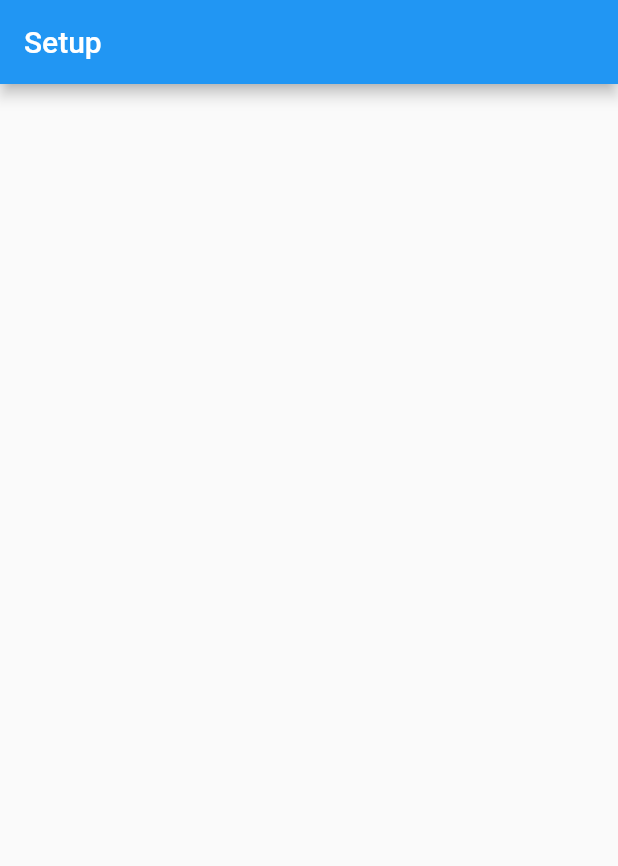
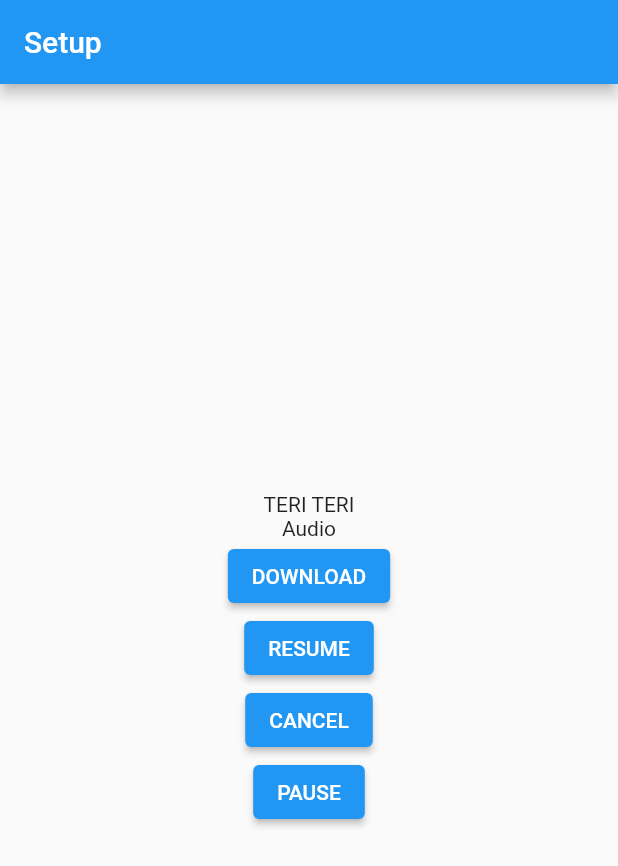
Before and after one commit to darkhorrow/ourtube, a Flutter app: the screen it shows after launch, on a phone screen of 412 x 824 dp. Shown: the top 866 px of the screen. Run offline on Flutter 3.47's test engine with Material 2 defaults, Android fonts, the light colour scheme and no system bars; our stand-ins replace connectivity_plus, validators; missing offline and left inert: flowder.

Commit message:
Added Flowder download demo

```diff
--- a/lib/main.dart
+++ b/lib/main.dart
@@ -8,7 +8,7 @@ import 'package:ourtube/widgets/setup.dart';
 import 'package:path_provider/path_provider.dart';
 import 'package:path/path.dart' as p;
 
-import 'package:connectivity_plus/connectivity_plus.dart';
+
 
 void main() {
   runApp(const MyApp());
@@ -38,9 +38,6 @@ class MyApp extends StatelessWidget {
         break;
     }
 
-    var connectivityResult = Connectivity().checkConnectivity();
-    connectivityResult.then((connection) => downloadFiles(connection));
-
     return MaterialApp(
       title: 'Flutter Demo',
       theme: ThemeData(
@@ -55,21 +52,4 @@ class MyApp extends StatelessWidget {
     _appFiles!.then((value) => path = value!.path);
     return Directory(p.join(path, '.ourtube')).existsSync();
   }
-
-  void downloadFiles(ConnectivityResult connectionStatus) {
-    switch(connectionStatus) {
-      case ConnectivityResult.wifi:
-        // TODO: Handle this case.
-        break;
-      case ConnectivityResult.ethernet:
-        // TODO: Handle this case.
-        break;
-      case ConnectivityResult.mobile:
-        // TODO: Handle this case.
-        break;
-      case ConnectivityResult.none:
-        // TODO: Handle this case.
-        break;
-    }
-  }
 }
--- a/lib/widgets/setup.dart
+++ b/lib/widgets/setup.dart
@@ -1,4 +1,9 @@
+import 'dart:io';
+
 import 'package:flutter/material.dart';
+
+import 'package:flowder/flowder.dart';
+import 'package:connectivity_plus/connectivity_plus.dart';
 
 class SetupPage extends StatefulWidget {
   const SetupPage({Key? key, required this.title}) : super(key: key);
@@ -11,6 +16,10 @@ class SetupPage extends StatefulWidget {
 
 class _SetupPageState extends State<SetupPage> with TickerProviderStateMixin {
   late AnimationController _controller;
+  late DownloaderUtils options;
+  late DownloaderCore core;
+  late final String path = '';
+  ConnectivityResult _connectionState = ConnectivityResult.none;
 
   @override
   void initState() {
@@ -18,16 +27,15 @@ class _SetupPageState extends State<SetupPage> with TickerProviderStateMixin {
       vsync: this
     );
     super.initState();
+
+    var connectivityResult = Connectivity().checkConnectivity();
+    connectivityResult.then((connection) => setState(() { _connectionState = connection; }));
   }
 
   @override
   void dispose() {
     _controller.dispose();
     super.dispose();
-  }
-
-  void _checkInstallation() {
-
   }
 
   @override
@@ -47,10 +55,38 @@ class _SetupPageState extends State<SetupPage> with TickerProviderStateMixin {
             child: Center(
               child: Column(
                 mainAxisAlignment: MainAxisAlignment.center,
-                children: [
-                  CircularProgressIndicator(
-                    value: _controller.value,
-                    semanticsLabel: 'Spinner setup indicator',
+                children:  <Widget>[
+                  Text('TERI TERI'),
+                  Text('Audio'),
+                  ElevatedButton(
+                    onPressed: () async {
+                      options = DownloaderUtils(
+                        progressCallback: (current, total) {
+                          final progress = (current / total) * 100;
+                          print('Downloading: $progress');
+                        },
+                        file: File('$path/5MB.zip'),
+                        progress: ProgressImplementation(),
+                        onDone: () => print('COMPLETE'),
+                        deleteOnCancel: true,
+                      );
+                      core = await Flowder.download(
+                          'http://ipv4.download.thinkbroadband.com/5MB.zip',
+                          options);
+                    },
+                    child: Text('DOWNLOAD'),
+                  ),
+                  ElevatedButton(
+                    onPressed: () async => core.resume(),
+                    child: Text('RESUME'),
+                  ),
+                  ElevatedButton(
+                    onPressed: () async => core.cancel(),
+                    child: Text('CANCEL'),
+                  ),
+                  ElevatedButton(
+                    onPressed: () async => core.pause(),
+                    child: Text('PAUSE'),
                   ),
                 ],
               ),
@@ -65,4 +101,20 @@ class _SetupPageState extends State<SetupPage> with TickerProviderStateMixin {
     );
   }
 
+  void downloadFiles(ConnectivityResult connectionStatus) {
+    switch(connectionStatus) {
+      case ConnectivityResult.wifi:
+      // TODO: Handle this case.
+        break;
+      case ConnectivityResult.ethernet:
+      // TODO: Handle this case.
+        break;
+      case ConnectivityResult.mobile:
+      // TODO: Handle this case.
+        break;
+      case ConnectivityResult.none:
+      // TODO: Handle this case.
+        break;
+    }
+  }
 }
```
